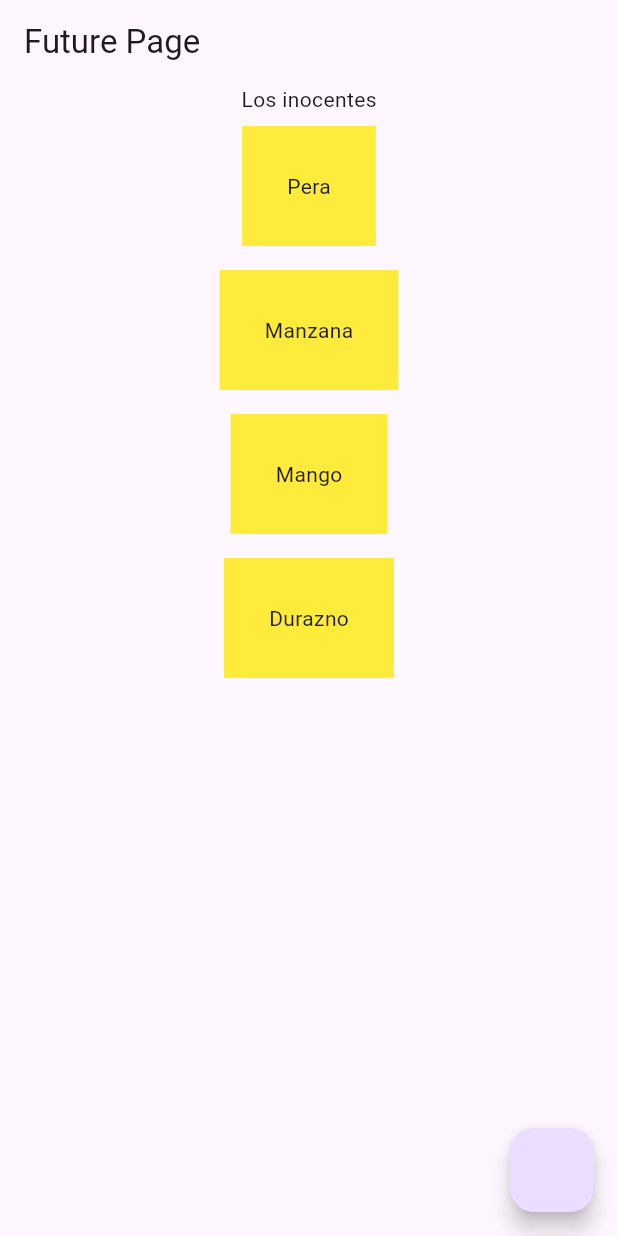
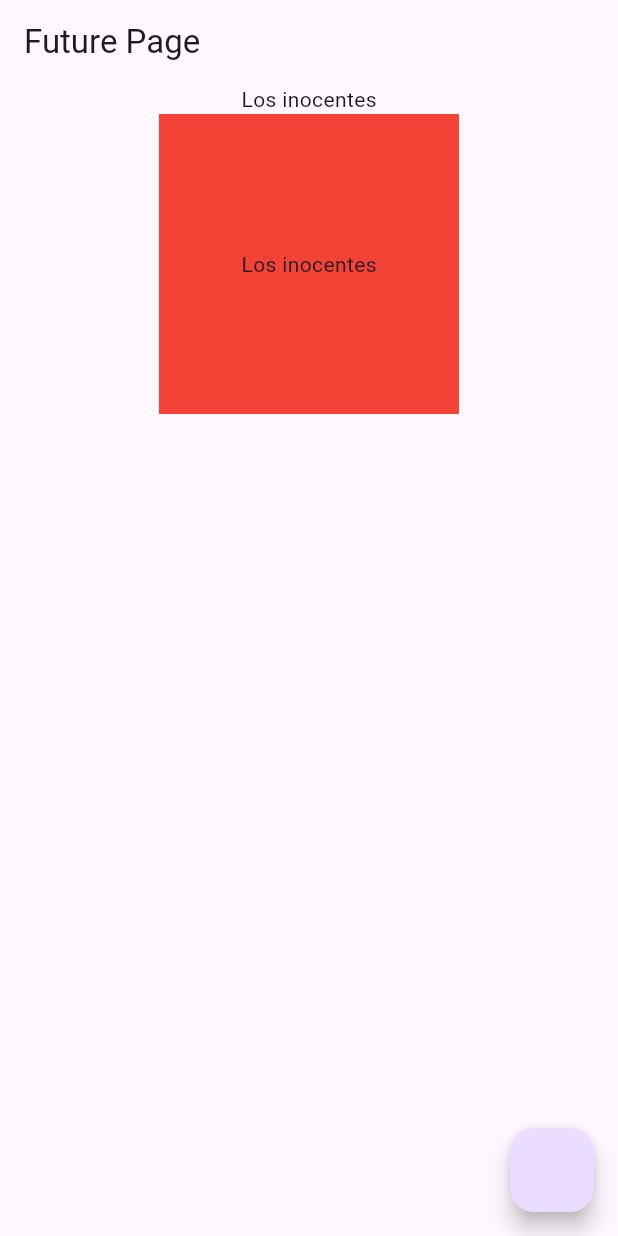
Before and after one commit to fr4nsgallegos/recetasappG9, a Flutter app: the screen it shows after launch, on a phone screen of 412 x 824 dp. Run offline on Flutter 3.47's test engine with Material 3 defaults, Android fonts, the phone set to English and light mode, and no system bars; our stand-ins replace flutter_svg.

```diff
--- a/lib/pages/future_page.dart
+++ b/lib/pages/future_page.dart
@@ -56,14 +56,37 @@ class _FuturePageState extends State<FuturePage> {
         child: Column(
           children: [
             Text(titulo),
-            ...productsList.map((product) {
-              return Container(
-                color: Colors.yellow,
-                margin: EdgeInsets.all(8),
-                padding: EdgeInsets.all(30),
-                child: Text(product),
-              );
-            }).toList(),
+            FutureBuilder(
+              future: getTitle(),
+              builder: (BuildContext context, AsyncSnapshot snapshot) {
+                print("SNAPSHOT : ${snapshot}");
+                print("CONENCTION STATE: ${snapshot.connectionState}");
+                print("CONENCTION HAS DATA: ${snapshot.hasData}");
+                print("ERROR: ${snapshot.hasError}");
+                print("DATA: ${snapshot.data}");
+
+                print(snapshot.data);
+                if (snapshot.hasData) {
+                  return Container(
+                    width: 200,
+                    height: 200,
+                    color: Colors.red,
+                    alignment: Alignment.center,
+                    child: Text(snapshot.data),
+                  );
+                } else {
+                  return SizedBox(
+                    height: 120,
+                    width: 120,
+                    child: CircularProgressIndicator(
+                      color: Colors.red,
+                      backgroundColor: Colors.amber,
+                      strokeWidth: 10,
+                    ),
+                  );
+                }
+              },
+            )
           ],
         ),
       ),
```
